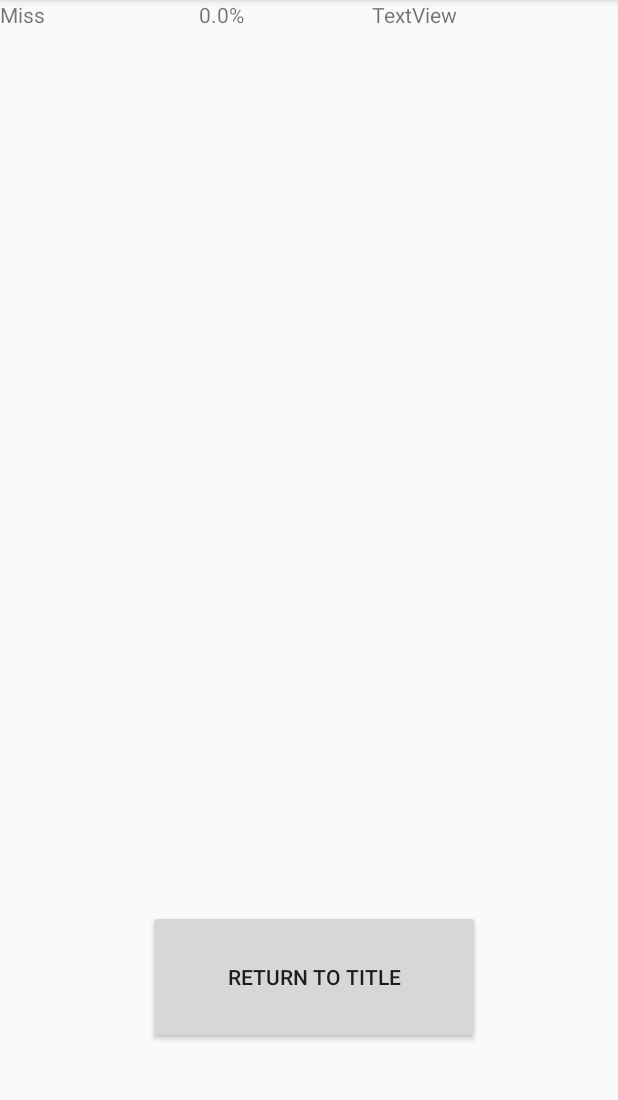
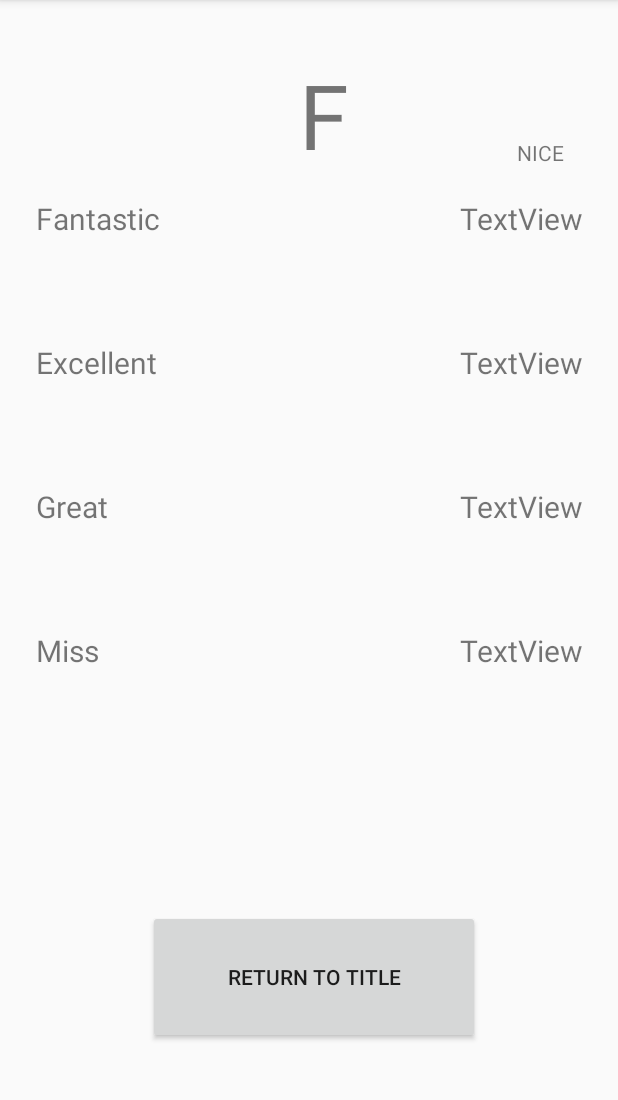
Before and after one commit to geonkim2/CS125Final, an Android app: the ResultActivity screen opened directly, with no data from a screen before it, on a phone screen of 412 x 824 dp, the part 84-1184 px from its top. Run offline under Robolectric (Android 15) with nearby library versions, the light colour scheme and no system bars.

Commit message:
result activity now has functional layout, starting to work on "nice"

```diff
--- a/app/src/main/java/com/example/cs125final/GameActivity.java
+++ b/app/src/main/java/com/example/cs125final/GameActivity.java
@@ -33,7 +33,7 @@ public class GameActivity extends AppCompatActivity {
                 GameActivity.this.finish();
             }
             // add three zeros to however seconds you want to make it
-        }, 10000);
+        }, 4000);
     }
     public void nextScreen() {
         setContentView(R.layout.activity_result);
--- a/app/src/main/java/com/example/cs125final/MainActivity.java
+++ b/app/src/main/java/com/example/cs125final/MainActivity.java
@@ -8,9 +8,11 @@ import android.os.Bundle;
  * So I just copied and pasted lmao
  * We can just delete everything not being used later ;-; */
 import android.widget.Button;
+import android.widget.RelativeLayout;
 import android.widget.TextView;
 
 public class MainActivity extends AppCompatActivity {
+
 
     TextView titleText;
 
@@ -23,6 +25,9 @@ public class MainActivity extends AppCompatActivity {
     String second = "second";
     String third = "third";
     String fourth = "fourth";
+
+    RelativeLayout mainActivity;
+
 
     @Override
     protected void onCreate(Bundle savedInstanceState) {
@@ -65,8 +70,8 @@ public class MainActivity extends AppCompatActivity {
         song4 = findViewById(R.id.song_4);
         song4.bringToFront();
         song4.setOnClickListener((v) -> playMusic(fourth));
+    }
 
-    }
 
     /** eventually, this will play the music that the person chose
      * for now, it just brings people to the game activity screen */
--- a/app/src/main/java/com/example/cs125final/ResultActivity.java
+++ b/app/src/main/java/com/example/cs125final/ResultActivity.java
@@ -1,13 +1,68 @@
 package com.example.cs125final;
 
+import android.content.Intent;
 import android.support.v7.app.AppCompatActivity;
 import android.os.Bundle;
+import android.widget.Button;
+import android.widget.TextView;
 
 public class ResultActivity extends AppCompatActivity {
+
+    Button titleReturn;
+    TextView nice;
+    TextView score;
+    TextView wordFantastic;
+    TextView fantasticNumber;
+    TextView wordExcellent;
+    TextView excellentNumber;
+    TextView wordGreat;
+    TextView greatNumber;
+    TextView wordMiss;
+    TextView missNumber;
 
     @Override
     protected void onCreate(Bundle savedInstanceState) {
         super.onCreate(savedInstanceState);
         setContentView(R.layout.activity_result);
+
+        // makes it possible to return to title
+        titleReturn = findViewById(R.id.return_to_title);
+        titleReturn.setOnClickListener((v -> returnToTitle()));
+
+        nice = findViewById(R.id.nice);
+        score = findViewById(R.id.grade);
+
+        wordFantastic = findViewById(R.id.fantastic_word);
+        fantasticNumber = findViewById(R.id.fantastic_number);
+        wordExcellent = findViewById(R.id.excellent_word);
+        excellentNumber = findViewById(R.id.excellent_number);
+        wordGreat = findViewById(R.id.great_word);
+        greatNumber = findViewById(R.id.great_number);
+        wordMiss = findViewById(R.id.miss_word);
+        missNumber = findViewById(R.id.miss_number);
+
+        wordFantastic.bringToFront();
+        fantasticNumber.bringToFront();
+        wordExcellent.bringToFront();
+        excellentNumber.bringToFront();
+        wordGreat.bringToFront();
+        greatNumber.bringToFront();
+        wordMiss.bringToFront();
+        missNumber.bringToFront();
+
+        score.setTextSize(60);
+        wordFantastic.setTextSize(20);
+        fantasticNumber.setTextSize(20);
+        wordExcellent.setTextSize(20);
+        excellentNumber.setTextSize(20);
+        wordGreat.setTextSize(20);
+        greatNumber.setTextSize(20);
+        wordMiss.setTextSize(20);
+        missNumber.setTextSize(20);
+    }
+    public void returnToTitle() {
+        Intent setupIntent = new Intent(this, MainActivity.class);
+        startActivity(setupIntent);
+        finish();
     }
 }
--- a/app/src/main/res/layout/activity_main.xml
+++ b/app/src/main/res/layout/activity_main.xml
@@ -2,9 +2,9 @@
 <android.support.constraint.ConstraintLayout xmlns:android="http://schemas.android.com/apk/res/android"
     xmlns:app="http://schemas.android.com/apk/res-auto"
     xmlns:tools="http://schemas.android.com/tools"
+    android:id="@+id/layoutMain"
     android:layout_width="match_parent"
     android:layout_height="match_parent"
-    tools:background="@android:color/black"
     tools:context=".MainActivity">
 
     <TextView
--- a/app/src/main/res/layout/activity_result.xml
+++ b/app/src/main/res/layout/activity_result.xml
@@ -7,95 +7,117 @@
     android:layout_height="match_parent">
 
     <TextView
-        android:id="@+id/perfect_word"
+        android:id="@+id/fantastic_word"
         android:layout_width="120dp"
         android:layout_height="44dp"
-        android:layout_marginBottom="52dp"
-        android:text="Perfect"
-        app:layout_constraintBottom_toTopOf="@+id/excellent_word"
-        tools:layout_editor_absoluteX="26dp" />
+        android:layout_marginStart="24dp"
+        android:layout_marginLeft="24dp"
+        android:layout_marginTop="132dp"
+        android:text="Fantastic"
+        app:layout_constraintStart_toStartOf="parent"
+        app:layout_constraintTop_toTopOf="parent"
+        tools:textSize="20sp" />
 
     <TextView
         android:id="@+id/excellent_word"
         android:layout_width="120dp"
         android:layout_height="44dp"
-        android:layout_marginBottom="52dp"
+        android:layout_marginStart="24dp"
+        android:layout_marginLeft="24dp"
+        android:layout_marginTop="228dp"
         android:text="Excellent"
-        app:layout_constraintBottom_toTopOf="@+id/great_word"
-        tools:layout_editor_absoluteX="26dp" />
+        app:layout_constraintStart_toStartOf="parent"
+        app:layout_constraintTop_toTopOf="parent"
+        tools:textSize="20sp" />
 
     <TextView
         android:id="@+id/great_word"
         android:layout_width="120dp"
         android:layout_height="44dp"
-        android:layout_marginBottom="52dp"
+        android:layout_marginStart="24dp"
+        android:layout_marginLeft="24dp"
+        android:layout_marginTop="324dp"
         android:text="Great"
-        app:layout_constraintBottom_toTopOf="@+id/miss_word"
-        tools:layout_editor_absoluteX="26dp" />
+        app:layout_constraintStart_toStartOf="parent"
+        app:layout_constraintTop_toTopOf="parent"
+        tools:textSize="20sp" />
 
     <TextView
         android:id="@+id/miss_word"
         android:layout_width="120dp"
         android:layout_height="44dp"
+        android:layout_marginStart="24dp"
+        android:layout_marginLeft="24dp"
+        android:layout_marginTop="420dp"
         android:text="Miss"
-        tools:layout_editor_absoluteX="26dp"
-        tools:layout_editor_absoluteY="422dp" />
+        app:layout_constraintStart_toStartOf="parent"
+        app:layout_constraintTop_toTopOf="parent"
+        tools:textSize="20sp" />
 
     <TextView
-        android:id="@+id/percentage"
+        android:id="@+id/grade"
         android:layout_width="103dp"
         android:layout_height="75dp"
-        android:layout_marginStart="8dp"
-        android:layout_marginLeft="8dp"
-        android:layout_marginEnd="8dp"
-        android:layout_marginRight="8dp"
-        android:text="0.0%"
-        app:layout_constraintEnd_toStartOf="@+id/perfect_number"
-        app:layout_constraintStart_toEndOf="@+id/perfect_word"
-        tools:layout_editor_absoluteY="28dp" />
+        android:layout_marginTop="36dp"
+        android:layout_marginEnd="144dp"
+        android:layout_marginRight="144dp"
+        android:gravity="center"
+        android:text="F"
+        app:layout_constraintEnd_toEndOf="parent"
+        app:layout_constraintTop_toTopOf="parent"
+        tools:textSize="60sp" />
 
     <TextView
-        android:id="@+id/perfect_number"
+        android:id="@+id/fantastic_number"
         android:layout_width="120dp"
         android:layout_height="44dp"
-        android:layout_marginStart="128dp"
-        android:layout_marginLeft="128dp"
-        android:layout_marginBottom="52dp"
+        android:layout_marginTop="132dp"
+        android:layout_marginEnd="24dp"
+        android:layout_marginRight="24dp"
+        android:gravity="right"
         android:text="TextView"
-        app:layout_constraintBottom_toTopOf="@+id/excellent_number"
-        app:layout_constraintStart_toEndOf="@+id/perfect_word" />
+        app:layout_constraintEnd_toEndOf="parent"
+        app:layout_constraintTop_toTopOf="parent"
+        tools:textSize="20sp" />
 
     <TextView
         android:id="@+id/excellent_number"
         android:layout_width="120dp"
         android:layout_height="44dp"
-        android:layout_marginStart="128dp"
-        android:layout_marginLeft="128dp"
-        android:layout_marginBottom="52dp"
+        android:layout_marginTop="228dp"
+        android:layout_marginEnd="24dp"
+        android:layout_marginRight="24dp"
+        android:gravity="right"
         android:text="TextView"
-        app:layout_constraintBottom_toTopOf="@+id/great_number"
-        app:layout_constraintStart_toEndOf="@+id/excellent_word" />
+        app:layout_constraintEnd_toEndOf="parent"
+        app:layout_constraintTop_toTopOf="parent"
+        tools:textSize="20sp" />
 
     <TextView
         android:id="@+id/great_number"
         android:layout_width="120dp"
         android:layout_height="44dp"
-        android:layout_marginStart="128dp"
-        android:layout_marginLeft="128dp"
-        android:layout_marginBottom="52dp"
+        android:layout_marginTop="324dp"
+        android:layout_marginEnd="24dp"
+        android:layout_marginRight="24dp"
+        android:gravity="right"
         android:text="TextView"
-        app:layout_constraintBottom_toTopOf="@+id/miss_number"
-        app:layout_constraintStart_toEndOf="@+id/great_word" />
+        app:layout_constraintEnd_toEndOf="parent"
+        app:layout_constraintTop_toTopOf="parent"
+        tools:textSize="20sp" />
 
     <TextView
         android:id="@+id/miss_number"
         android:layout_width="120dp"
         android:layout_height="44dp"
-        android:layout_marginStart="128dp"
-        android:layout_marginLeft="128dp"
+        android:layout_marginTop="420dp"
+        android:layout_marginEnd="24dp"
+        android:layout_marginRight="24dp"
+        android:gravity="right"
         android:text="TextView"
-        app:layout_constraintStart_toEndOf="@+id/miss_word"
-        tools:layout_editor_absoluteY="422dp" />
+        app:layout_constraintEnd_toEndOf="parent"
+        app:layout_constraintTop_toTopOf="parent"
+        tools:textSize="20sp" />
 
     <Button
         android:id="@+id/return_to_title"
@@ -107,4 +129,15 @@
         android:text="Return to Title"
         app:layout_constraintBottom_toBottomOf="parent"
         app:layout_constraintEnd_toEndOf="parent" />
+
+    <TextView
+        android:id="@+id/nice"
+        android:layout_width="wrap_content"
+        android:layout_height="wrap_content"
+        android:layout_marginTop="92dp"
+        android:layout_marginEnd="36dp"
+        android:layout_marginRight="36dp"
+        android:text="NICE"
+        app:layout_constraintEnd_toEndOf="parent"
+        app:layout_constraintTop_toTopOf="parent" />
 </android.support.constraint.ConstraintLayout>
--- a/app/src/main/res/values/colors.xml
+++ b/app/src/main/res/values/colors.xml
@@ -4,4 +4,5 @@
     <color name="colorPrimaryDark">#00574B</color>
     <color name="colorAccent">#700F70</color>
     <color name="white">#ffffff</color>
+    <color name="black">#000000</color>
 </resources>
```
